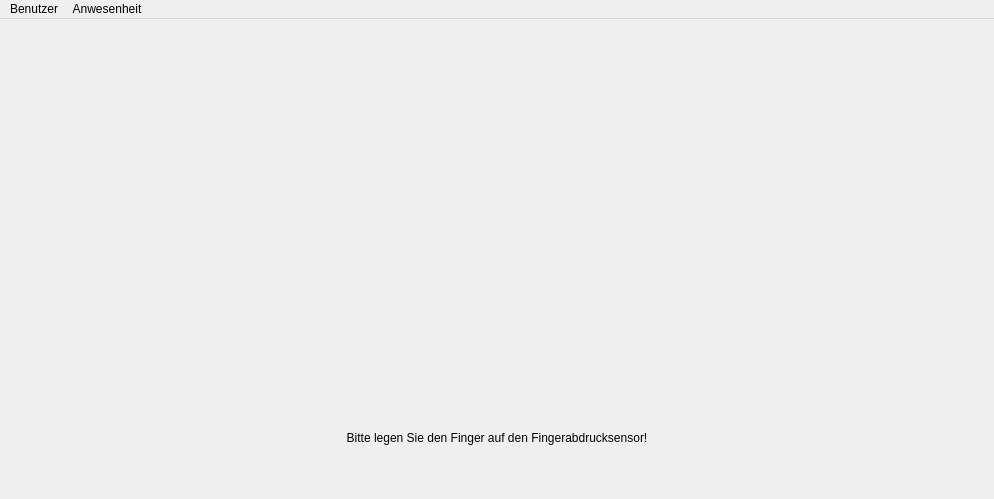
Old version of the form mainwindow.ui in the repository Kopfwerk-Datensysteme/Power.Attendance.
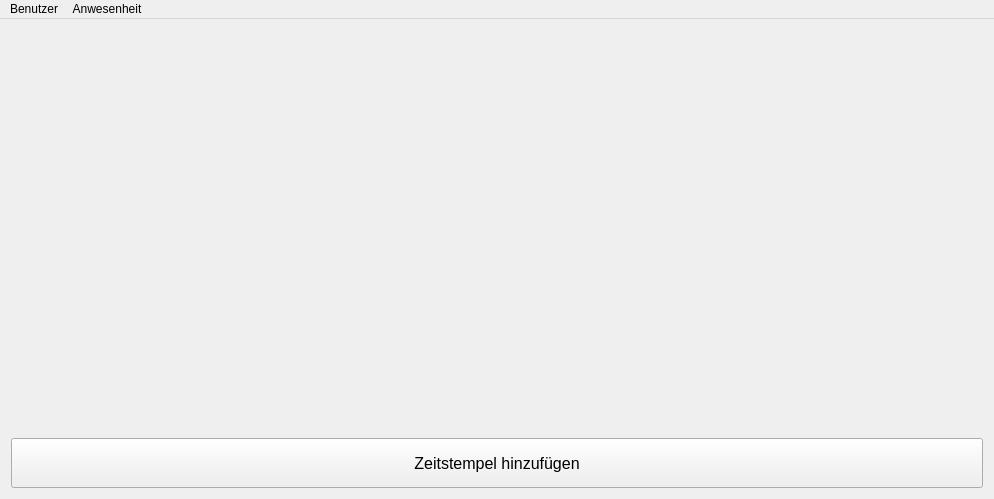
New version of the form.

Commit message: added add timestamp button on main window

Patch:
```diff
--- a/mainwindow.ui
+++ b/mainwindow.ui
@@ -43,18 +43,20 @@
        </widget>
       </item>
       <item>
-       <widget class="QLabel" name="labelFingerprintPrompt">
-        <property name="maximumSize">
+       <widget class="QPushButton" name="pushButtonAddTimestamp">
+        <property name="minimumSize">
          <size>
-          <width>16777215</width>
-          <height>100</height>
+          <width>0</width>
+          <height>50</height>
          </size>
         </property>
+        <property name="font">
+         <font>
+          <pointsize>12</pointsize>
+         </font>
+        </property>
         <property name="text">
-         <string>Bitte legen Sie den Finger auf den Fingerabdrucksensor!</string>
-        </property>
-        <property name="alignment">
-         <set>Qt::AlignCenter</set>
+         <string>Zeitstempel hinzufügen</string>
         </property>
        </widget>
       </item>
```
The commit also changes 6 other files.
